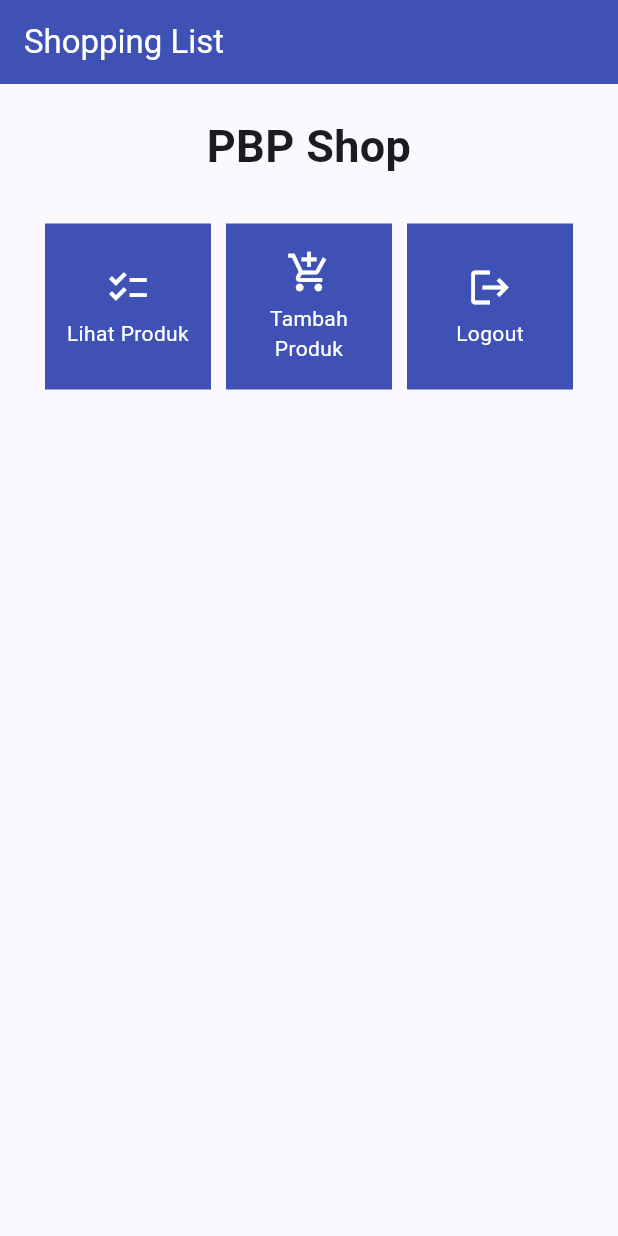
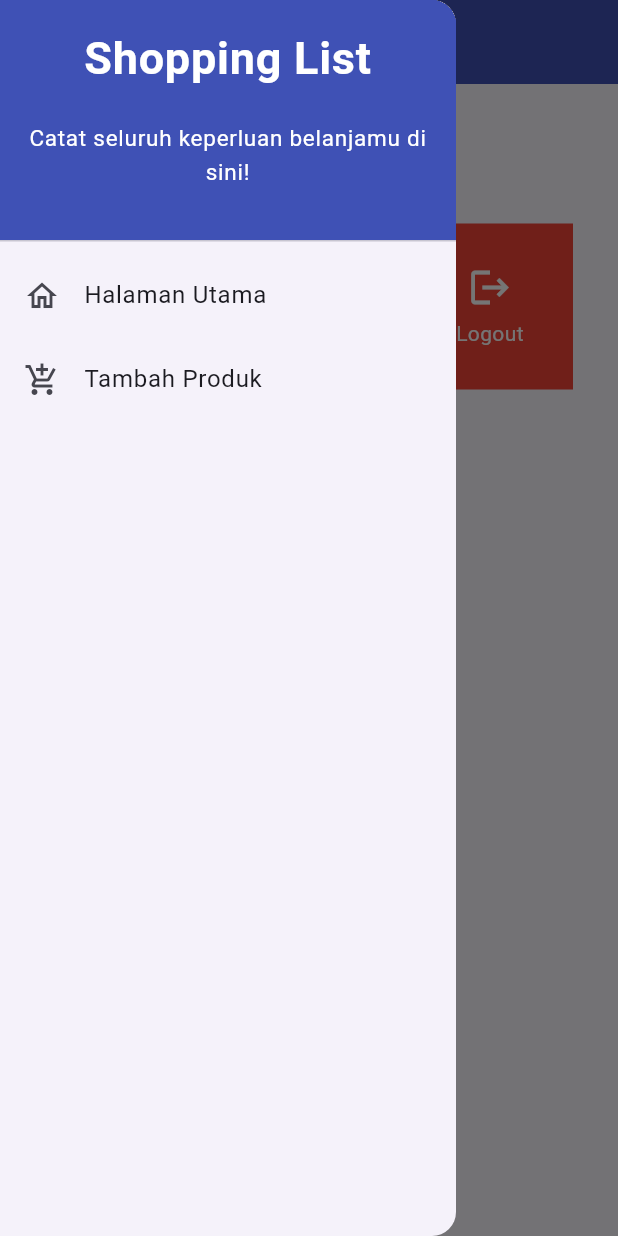
Before and after one commit to HanifRifky/shopping-list-mobile, a Flutter app: the screen it shows after launch, with the side drawer open (before the commit the screen has no drawer), on a phone screen of 412 x 824 dp. Run offline on Flutter 3.47's test engine with Material 2 defaults, Android fonts, the phone set to English and light mode, and no system bars.

Commit message:
Tutorial 7

```diff
--- a/lib/main.dart
+++ b/lib/main.dart
@@ -1,5 +1,5 @@
 import 'package:flutter/material.dart';
-import 'package:shopping_list/menu.dart';
+import 'package:shopping_list/screens/menu.dart';
 
 void main() {
   runApp(const MyApp());
--- a/lib/menu.dart
+++ b/lib/screens/menu.dart
@@ -1,12 +1,16 @@
 import 'package:flutter/material.dart';
+import 'package:shopping_list/screens/shoplist_form.dart';
+import 'dart:math';
+import 'package:shopping_list/widgets/left_drawer.dart';
+import 'package:shopping_list/widgets/shop_card.dart';
 
 class MyHomePage extends StatelessWidget {
   MyHomePage({Key? key}) : super(key: key);
 
   final List<ShopItem> items = [
-    ShopItem("Lihat Produk", Icons.checklist),
-    ShopItem("Tambah Produk", Icons.add_shopping_cart),
-    ShopItem("Logout", Icons.logout),
+    ShopItem("Lihat Produk", Icons.checklist, Colors.blue),
+    ShopItem("Tambah Produk", Icons.add_shopping_cart, Colors.green),
+    ShopItem("Logout", Icons.logout, Colors.red),
   ];
 
   // This widget is the home page of your application. It is stateful, meaning
@@ -27,7 +31,9 @@ class MyHomePage extends StatelessWidget {
           style: TextStyle(color: Colors.white),
         ),
         backgroundColor: Colors.indigo,
+        foregroundColor: Colors.white,
       ),
+      drawer: const LeftDrawer(),
       body: SingleChildScrollView(
         // Widget wrapper yang dapat discroll
         child: Padding(
@@ -69,13 +75,6 @@ class MyHomePage extends StatelessWidget {
   }
 }
 
-class ShopItem {
-  final String name;
-  final IconData icon;
-
-  ShopItem(this.name, this.icon);
-}
-
 class ShopCard extends StatelessWidget {
   final ShopItem item;
 
@@ -84,7 +83,7 @@ class ShopCard extends StatelessWidget {
   @override
   Widget build(BuildContext context) {
     return Material(
-      color: Colors.indigo,
+      color: item.color,
       child: InkWell(
         // Area responsive terhadap sentuhan
         onTap: () {
@@ -93,6 +92,10 @@ class ShopCard extends StatelessWidget {
             ..hideCurrentSnackBar()
             ..showSnackBar(SnackBar(
                 content: Text("Kamu telah menekan tombol ${item.name}!")));
+          if (item.name == "Tambah Produk") {
+            Navigator.push(context,
+                MaterialPageRoute(builder: (context) => const ShopFormPage()));
+          }
         },
         child: Container(
           // Container untuk menyimpan Icon dan Text
--- /dev/null
+++ b/lib/widgets/left_drawer.dart
@@ -0,0 +1,71 @@
+import 'package:flutter/material.dart';
+import 'package:shopping_list/screens/menu.dart';
+import 'package:shopping_list/screens/shoplist_form.dart';
+
+class LeftDrawer extends StatelessWidget {
+  const LeftDrawer({super.key});
+
+  @override
+  Widget build(BuildContext context) {
+    return Drawer(
+      child: ListView(
+        children: [
+          const DrawerHeader(
+            // TODO: Bagian drawer header
+            decoration: BoxDecoration(
+              color: Colors.indigo,
+            ),
+            child: Column(
+              children: [
+                Text(
+                  'Shopping List',
+                  textAlign: TextAlign.center,
+                  style: TextStyle(
+                    fontSize: 30,
+                    fontWeight: FontWeight.bold,
+                    color: Colors.white,
+                  ),
+                ),
+                Padding(padding: EdgeInsets.all(10)),
+                Text(
+                  "Catat seluruh keperluan belanjamu di sini!",
+                  textAlign: TextAlign.center,
+                  style: TextStyle(
+                    fontSize: 15,
+                    fontWeight: FontWeight.normal,
+                    color: Colors.white,
+                  ),
+                ),
+              ],
+            ),
+          ),
+
+          // TODO: Bagian routing
+          ListTile(
+            leading: const Icon(Icons.home_outlined),
+            title: const Text('Halaman Utama'),
+            // Bagian redirection ke MyHomePage
+            onTap: () {
+              Navigator.pushReplacement(
+                  context,
+                  MaterialPageRoute(
+                    builder: (context) => MyHomePage(),
+                  ));
+            },
+          ),
+          ListTile(
+            leading: const Icon(Icons.add_shopping_cart),
+            title: const Text('Tambah Produk'),
+            // Bagian redirection ke ShopFormPage
+            onTap: () {
+              Navigator.push(
+                  context,
+                  MaterialPageRoute(
+                      builder: (context) => const ShopFormPage()));
+            },
+          ),
+        ],
+      ),
+    );
+  }
+}
--- /dev/null
+++ b/lib/widgets/shop_card.dart
@@ -0,0 +1,10 @@
+import 'package:flutter/material.dart';
+import 'package:shopping_list/screens/shoplist_form.dart';
+
+class ShopItem {
+  final String name;
+  final IconData icon;
+  final Color color;
+
+  ShopItem(this.name, this.icon, this.color);
+}
```
Also changed, not shown: lib/screens/shoplist_form.dart (added, +158 -0 lines).
